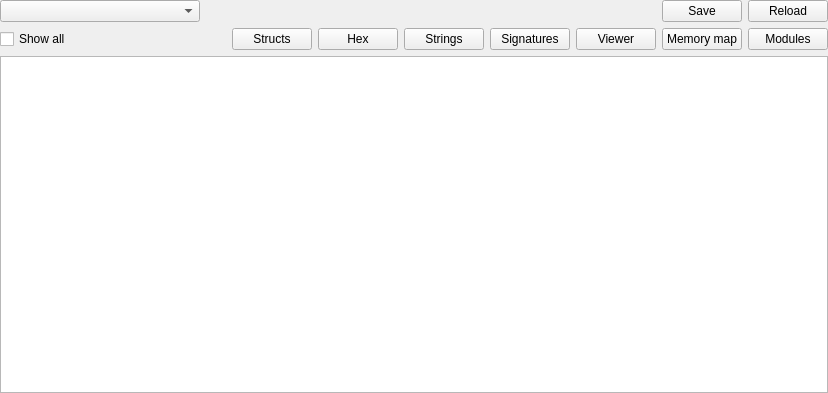
Qt form xprocesswidget.ui (horsicq/XProcessWidget) before a commit.
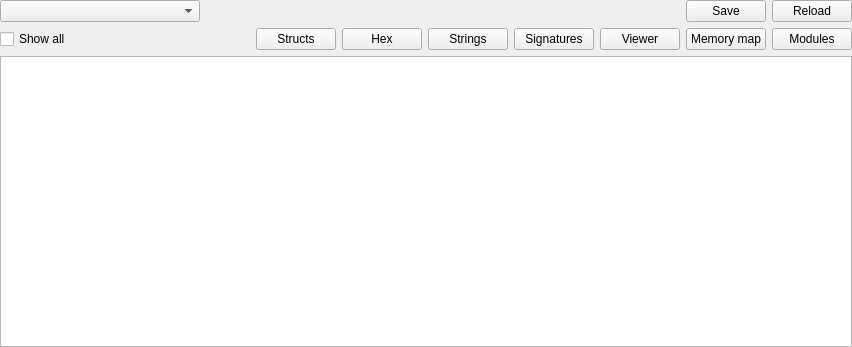
The same form after that commit.

The edit to the form file:
```diff
--- a/xprocesswidget.ui
+++ b/xprocesswidget.ui
@@ -6,8 +6,8 @@
    <rect>
     <x>0</x>
     <y>0</y>
-    <width>828</width>
-    <height>393</height>
+    <width>852</width>
+    <height>347</height>
    </rect>
   </property>
   <property name="windowTitle">
```
